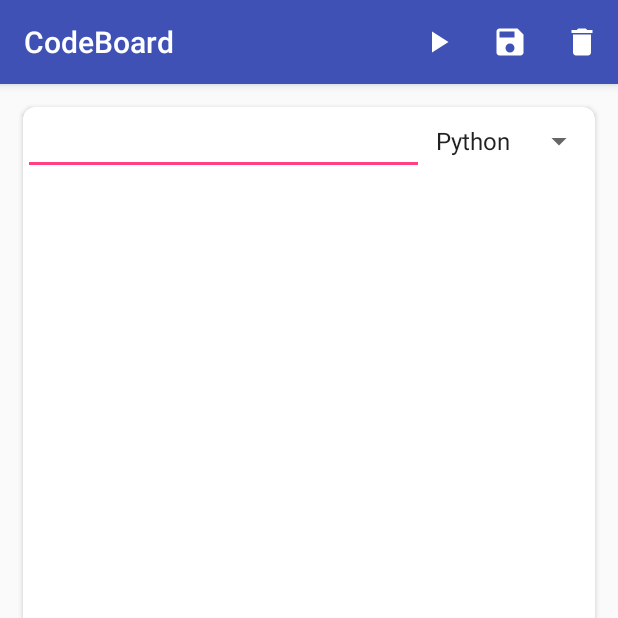
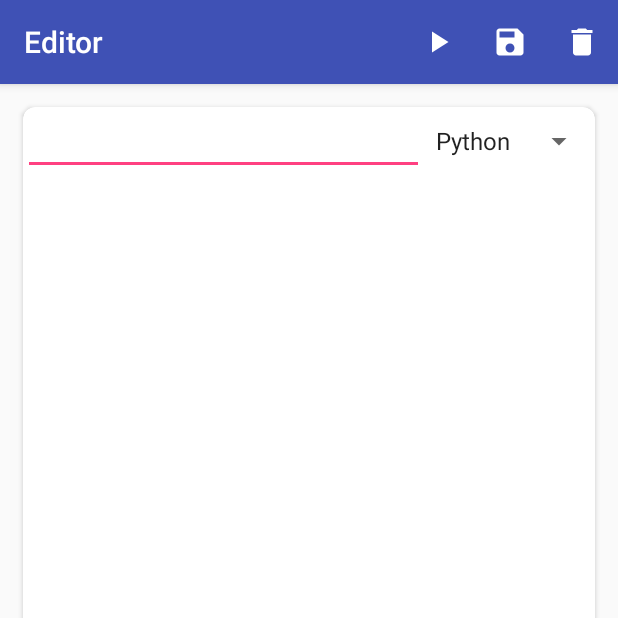
Before and after one commit to dinulade101/CodeBoard, an Android app: the CodeEditorActivity screen opened directly, with no data from a screen before it, on a phone screen of 412 x 824 dp, the top half of it. Run offline under Robolectric (Android 15) with nearby library versions, the phone set to English and light mode, and no system bars; our stand-ins replace Volley.

Commit message:
Updated activity headers.

```diff
--- a/Android/app/src/main/java/com/codeboard/htn/codeboard/editor/CodeEditorActivity.java
+++ b/Android/app/src/main/java/com/codeboard/htn/codeboard/editor/CodeEditorActivity.java
@@ -61,7 +61,6 @@ public class CodeEditorActivity extends AppCompatActivity {
             public void onItemSelected(AdapterView<?> parent, View view, int position, long id) {
                 Script.Language selected = Script.Language.getLanguageForValue(parent.getItemAtPosition(position).toString());
                 script.setLanguage(selected != null ? selected : Script.Language.PYTHON);
-                Toast.makeText(getApplicationContext(),"Script lang is: " + script.getLanguage().toString(), Toast.LENGTH_LONG).show();
             }
 
             @Override
@@ -73,8 +72,7 @@ public class CodeEditorActivity extends AppCompatActivity {
 
         editText.setText(script.getScript());
         scriptName.setText(script.getName());
-        scriptText = bundle.getString(Script.SCRIPT_KEY);
-        editText.setText(scriptText != null ? scriptText : "");
+        editText.setText(script.getScript());
         output = findViewById(R.id.outputTV);
 
         Typeface codeFont = Typeface.createFromAsset(getAssets(),"fonts/cmuntt.ttf");
--- a/Android/app/src/main/res/values/strings.xml
+++ b/Android/app/src/main/res/values/strings.xml
@@ -6,4 +6,10 @@
         <item>Python</item>
         <item>C++</item>
     </string-array>
+
+
+    <string name="ScriptsActivity">Programs</string>
+    <string name="SnippetActivity">New Code Snippet</string>
+    <string name="EditorActivity">Editor</string>
+
 </resources>
```
Also changed, not shown: Android/app/src/main/AndroidManifest.xml (+7 -4 lines).
